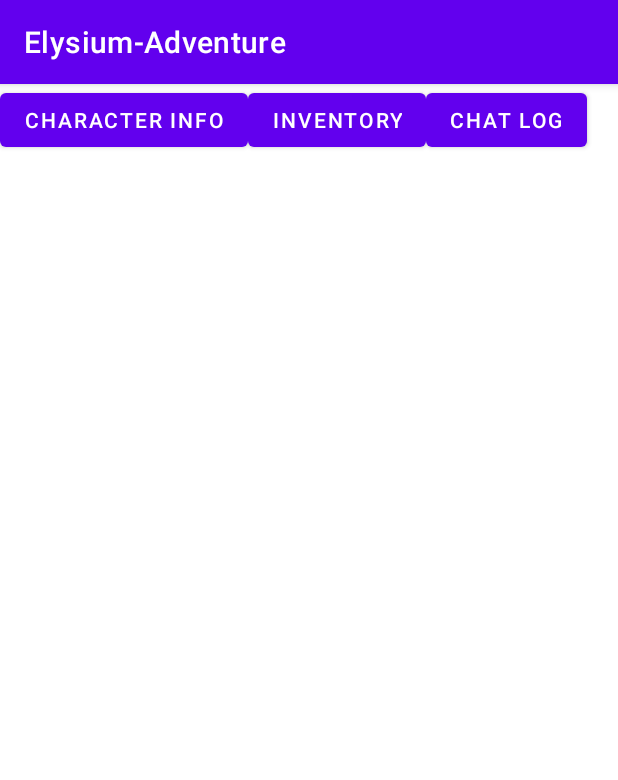
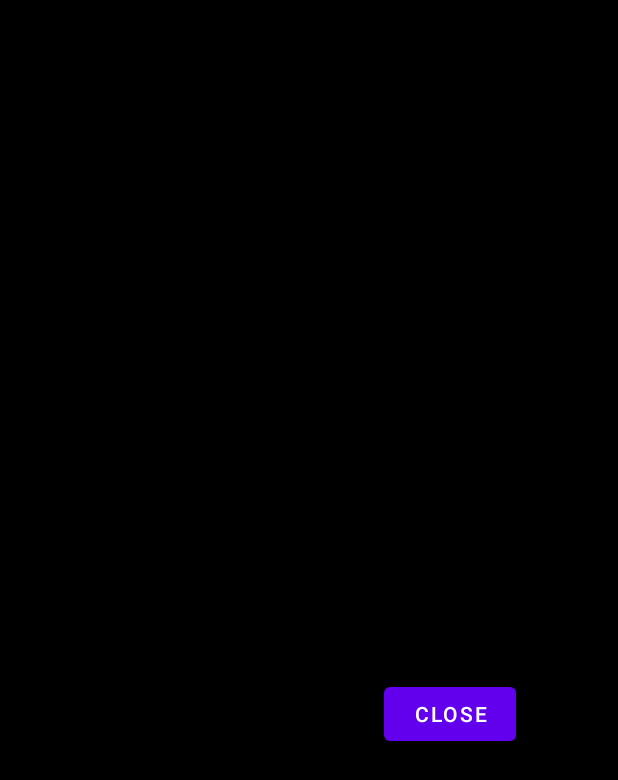
Before and after one commit to tinkerjyc/Elysium-Adventure, an Android app: the screen it shows after launch (TopButtonActivity), after a tap on "INVENTORY", on a phone screen of 412 x 824 dp. Shown: the top 780 px of the screen. Run offline under Robolectric (Android 15) with nearby library versions, the phone set to English and light mode, and no system bars; our stand-ins replace Firebase (no records; nobody signed in at launch, a user with empty details on screens opened directly).

Commit message:
Complete inventory button display item information in TextView field temporarily.

```diff
--- a/app/src/main/java/neu/madm/awesome/TopButtonActivity.java
+++ b/app/src/main/java/neu/madm/awesome/TopButtonActivity.java
@@ -14,6 +14,8 @@ import android.view.LayoutInflater;
 import android.view.View;
 import android.widget.Button;
 import android.widget.FrameLayout;
+import android.widget.ImageView;
+import android.widget.LinearLayout;
 import android.widget.PopupWindow;
 import android.widget.TextView;
 
@@ -31,6 +33,9 @@ import java.util.Map;
 
 public class TopButtonActivity extends AppCompatActivity {
     private List<CharacterInfo> characterInfoList = new ArrayList<>();
+    private List<Inventory> inventoryList = new ArrayList<>();
+    private DatabaseReference mDatabase = FirebaseDatabase.getInstance().getReference();
+    //private FrameLayout topBtnFrame = (FrameLayout) findViewById(R.id.topBtnFrame);
 
     @Override
     protected void onCreate(Bundle savedInstanceState) {
@@ -75,7 +80,6 @@ public class TopButtonActivity extends AppCompatActivity {
 
 
     public void onClickCharacterInfoButton(View view) {
-        DatabaseReference mDatabase = FirebaseDatabase.getInstance().getReference();
         DatabaseReference mCharacter = mDatabase.child("character1");
         mCharacter.addValueEventListener(new ValueEventListener() {
             @Override
@@ -86,7 +90,6 @@ public class TopButtonActivity extends AppCompatActivity {
                         characterInfo.setName((String) eachChildSnapshot.getValue());
                     } else if (eachChildSnapshot.getKey().equals("gender")) {
                         characterInfo.setGender((String) eachChildSnapshot.getValue());
-
                     } else {
                         Map<String, List<String>> skill = ((HashMap<String, List<String>>) eachChildSnapshot.getValue());
                         characterInfo.setSkills(skill);
@@ -104,7 +107,7 @@ public class TopButtonActivity extends AppCompatActivity {
                 //Log.d("Information", characterInfoList.get(0).);
 
                 //instantiate popup window
-                PopupWindow popupWindow = new PopupWindow(customView, ActionBar.LayoutParams.WRAP_CONTENT, ActionBar.LayoutParams.WRAP_CONTENT);
+                PopupWindow popupWindow = new PopupWindow(customView, 900, 1400);
 
                 //display the popup window
                 FrameLayout topBtnFrame = (FrameLayout) findViewById(R.id.topBtnFrame);
@@ -128,14 +131,43 @@ public class TopButtonActivity extends AppCompatActivity {
 
 
     public void onClickInventoryButton(View view) {
-        DatabaseReference mDatabase = FirebaseDatabase.getInstance().getReference("/inventory");
-
-        mDatabase.addValueEventListener(new ValueEventListener() {
+        DatabaseReference mInventory = mDatabase.child("inventory");
+        mInventory.addValueEventListener(new ValueEventListener() {
             @Override
             public void onDataChange(@NonNull DataSnapshot dataSnapshot) {
-                for (DataSnapshot sampleSnapshot : dataSnapshot.getChildren()) {
-                    Log.d(TAG, "onDataChange: sampleSnapshot " + sampleSnapshot.getKey() + " = " + sampleSnapshot.getValue());
+                inventoryList.clear();
+                for (DataSnapshot eachChildSnapshot : dataSnapshot.getChildren()) {
+                    Map<String, String> inventoryMap = (Map<String, String>) eachChildSnapshot.getValue();
+                    Inventory inventory = new Inventory(
+                            inventoryMap.get("name"), inventoryMap.get("imageUrl"), inventoryMap.get("description")
+                    );
+                    inventoryList.add(inventory);
+                    Log.d("inventory", inventory.toString());
                 }
+
+                LayoutInflater layoutInflater = (LayoutInflater) TopButtonActivity.this.getSystemService(Context.LAYOUT_INFLATER_SERVICE);
+                View customView = layoutInflater.inflate(R.layout.activity_inventory_popup, null);
+
+                Button closePopupBtn = (Button) customView.findViewById(R.id.closePopupBtnInventory);
+                TextView charaInfoPopWindow = (TextView) customView.findViewById(R.id.inventoryPopWindowText);
+                for (Inventory inventory : inventoryList) {
+                    charaInfoPopWindow.clearComposingText();
+                    charaInfoPopWindow.append(inventory.toString() + "\n");
+                }
+
+                //instantiate popup window
+                PopupWindow popupWindow = new PopupWindow(customView, 900, 1400);
+                //display the popup window
+                FrameLayout topBtnFrame = (FrameLayout) findViewById(R.id.topBtnFrame);
+                popupWindow.showAtLocation(topBtnFrame, Gravity.CENTER, 0, 0);
+
+                //close the popup window on button click
+                closePopupBtn.setOnClickListener(new View.OnClickListener() {
+                    @Override
+                    public void onClick(View v) {
+                        popupWindow.dismiss();
+                    }
+                });
             }
 
             @Override
--- /dev/null
+++ b/app/src/main/res/layout/activity_inventory_popup.xml
@@ -0,0 +1,24 @@
+<?xml version="1.0" encoding="utf-8"?>
+<LinearLayout xmlns:android="http://schemas.android.com/apk/res/android"
+    android:orientation="vertical"
+    android:layout_width="300dp"
+    android:layout_height="300dp"
+    android:gravity="center"
+    android:background="#000"
+    android:padding="10px"
+    android:id="@+id/inventoryFrame">
+
+    <TextView
+        android:id="@+id/inventoryPopWindowText"
+        android:layout_width="wrap_content"
+        android:layout_height="wrap_content"
+        android:text=""
+        android:textColor="#fff" />
+
+    <Button
+        android:id="@+id/closePopupBtnInventory"
+        android:layout_width="wrap_content"
+        android:layout_height="wrap_content"
+        android:text="Close" />
+
+</LinearLayout>
```
Also changed, not shown: app/src/main/java/neu/madm/awesome/Inventory.java (added, +48 -0 lines).
